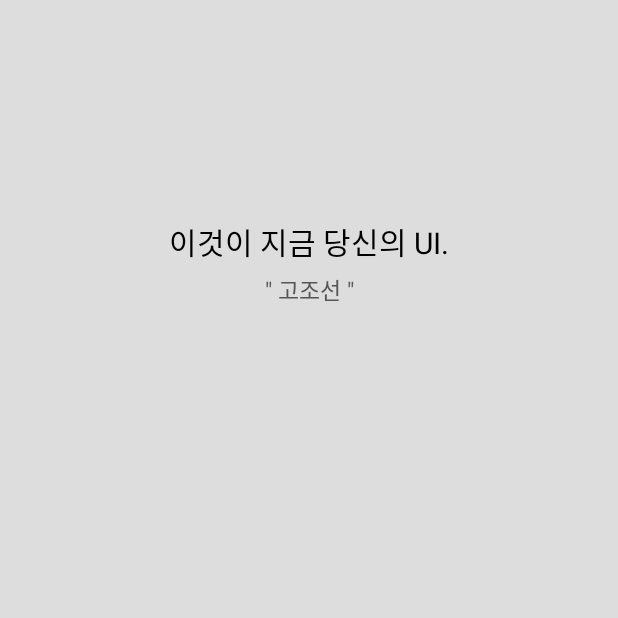
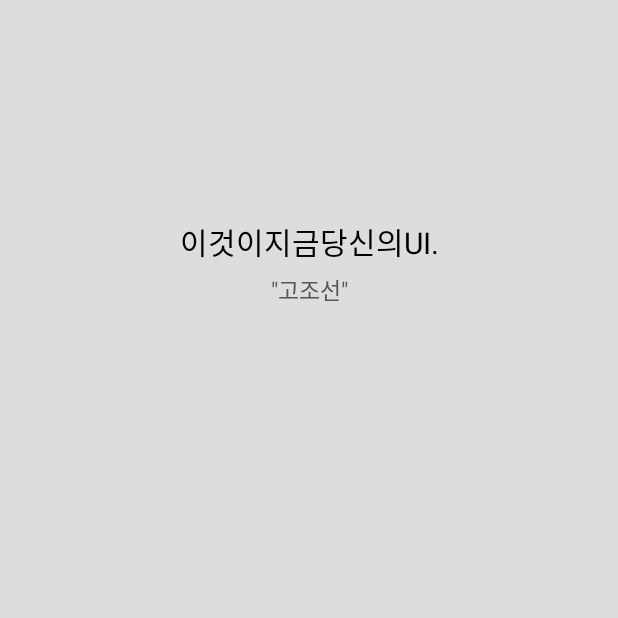
Before and after one commit to HRH-allday/cs496_proj3, an Android app: the screen it shows after launch (MainActivity), on a phone screen of 412 x 824 dp, the top half of it. Run offline under Robolectric (Android 15) with nearby library versions, the phone set to English and light mode, and no system bars; Roboto replaces fonts that are not available here; 2 statements that could not run were skipped.

Commit message:
자잘한 버그 수정

```diff
--- a/app/src/main/java/com/example/q/wifitest/CustomizeFragmentAdapter.java
+++ b/app/src/main/java/com/example/q/wifitest/CustomizeFragmentAdapter.java
@@ -91,10 +91,10 @@ public class CustomizeFragmentAdapter extends RecyclerView.Adapter<CustomizeFrag
                 public void onClick(View v) {
                 switch (from) {
                     case 0:
-                        customizeActivity.setPreviewBackground(images[i], i);
+                        customizeActivity.setPreviewBackground(i);
                         break;
                     case 1:
-                        customizeActivity.setPreviewFont(texts[i], i);
+                        customizeActivity.setPreviewFont(i);
                         break;
                     default:
                         break;
--- a/app/src/main/java/com/example/q/wifitest/FlyingPacman.java
+++ b/app/src/main/java/com/example/q/wifitest/FlyingPacman.java
@@ -241,7 +241,6 @@ public class FlyingPacman extends AppCompatActivity {
             int blackCenterX = blackX[i] + black[i].getWidth() / 2;
             int blackCenterY = blackY[i] + black[i].getHeight() / 2;
             if(0 <= blackCenterX && blackCenterX <= boxSize && boxY <= blackCenterY && blackCenterY <= boxSize + boxY){
-                timer.cancel();
                 timer = null;
 
                 Intent intent = new Intent(getApplicationContext(), GameResultPacman.class);
--- a/app/src/main/java/com/example/q/wifitest/MainActivity.java
+++ b/app/src/main/java/com/example/q/wifitest/MainActivity.java
@@ -105,6 +105,12 @@ public class MainActivity extends AppCompatActivity {
 
         imageView = (ImageView) findViewById(R.id.main_background);
         coinView = (TextView) findViewById(R.id.main_coin);
+
+        textViews = new TextView[] {
+                (TextView) findViewById(R.id.main_ui),
+                (TextView) findViewById(R.id.main_title),
+                (TextView) findViewById(R.id.main_coin)
+        };
 
         new GetUserData().execute();
     }
@@ -219,17 +225,15 @@ public class MainActivity extends AppCompatActivity {
                     }
                     textViews[i].setTypeface(Typeface.createFromAsset(getAssets(), fontNames[font_ind]));
                     if (spaced) {
+                        textViews[i].setText(spacedTexts[i]);
+                        coinView.setText("자산 : "+coin+"원");
+                    }else{
                         textViews[i].setText(unspacedTexts[i]);
-                    }else{
-                        textViews[i].setText(spacedTexts[i]);
+                        coinView.setText("자산:"+coin+"원");
                     }
 
                 }
 
-                if (coin != -1) {
-                    // set coin
-                    coinView.setText("자산 : "+coin+"원");
-                }
 
             } catch (Exception e) {
                 e.printStackTrace();
--- a/app/src/main/res/layout/activity_main.xml
+++ b/app/src/main/res/layout/activity_main.xml
@@ -22,7 +22,7 @@
             android:layout_width="match_parent"
             android:layout_height="wrap_content"
             android:gravity="center"
-            android:text="이것이 지금 당신의 UI."
+            android:text="@string/text_unspaced0"
             android:textSize="20sp"
             android:textColor="@color/deep_black"
             android:layout_marginBottom="5dp"/>
@@ -32,7 +32,7 @@
             android:layout_height="wrap_content"
             android:gravity="center"
             android:layout_below="@+id/main_ui"
-            android:text="@string/init_title"
+            android:text="@string/text_unspaced1"
             android:textSize="15sp"
             android:textColor="@color/black" />
         <RelativeLayout
```
Also changed, not shown: app/src/main/java/com/example/q/wifitest/CustomizeActivity.java (+13 -8 lines).
